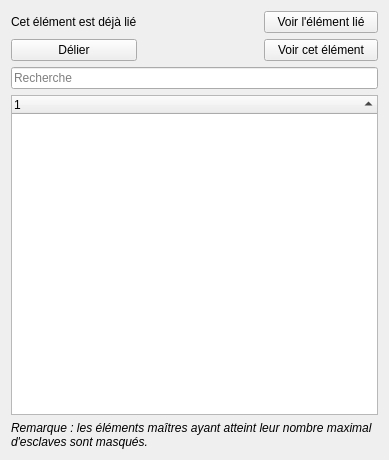
Old version of the form sources/ui/linksingleelementwidget.ui in the repository qelectrotech/qelectrotech-source-mirror.
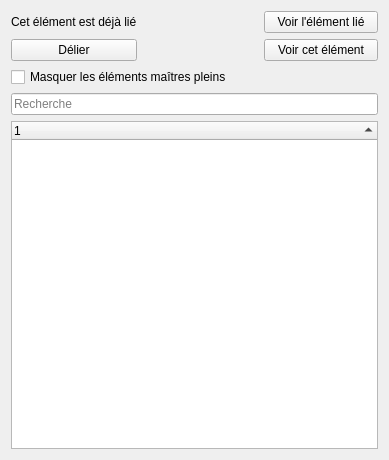
New version of the form.

Commit message: Address all review feedback

Diff of the .ui file:
```diff
--- a/sources/ui/linksingleelementwidget.ui
+++ b/sources/ui/linksingleelementwidget.ui
@@ -21,7 +21,7 @@
      </property>
     </widget>
    </item>
-   <item row="3" column="0" colspan="3">
+   <item row="4" column="0" colspan="3">
     <widget class="QTreeWidget" name="m_tree_widget">
      <property name="indentation">
       <number>5</number>
@@ -57,30 +57,20 @@
      </property>
     </widget>
    </item>
-   <item row="2" column="0" colspan="3">
+   <item row="3" column="0" colspan="3">
     <widget class="QLineEdit" name="m_search_field">
      <property name="placeholderText">
       <string>Recherche</string>
      </property>
     </widget>
    </item>
-
-   <item row="4" column="0" colspan="3">
-    <widget class="QLabel" name="m_hidden_masters_label">
+   <item row="2" column="0" colspan="3">
+    <widget class="QCheckBox" name="m_hide_full_masters_cb">
      <property name="text">
-      <string>Remarque : les éléments maîtres ayant atteint leur nombre maximal d'esclaves sont masqués.</string>
-     </property>
-     <property name="wordWrap">
-      <bool>true</bool>
-     </property>
-     <property name="font">
-      <font>
-       <italic>true</italic>
-      </font>
+      <string>Masquer les éléments maîtres pleins</string>
      </property>
     </widget>
    </item>
-
   </layout>
  </widget>
  <resources/>
```
The commit also changes 2 other files.
